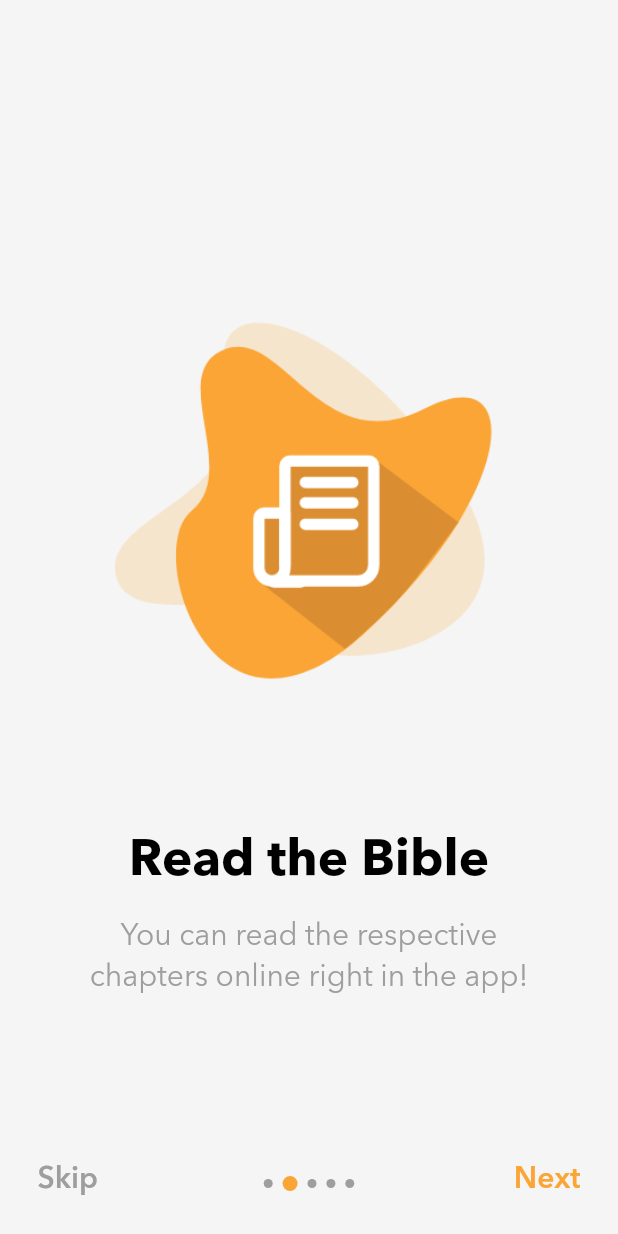
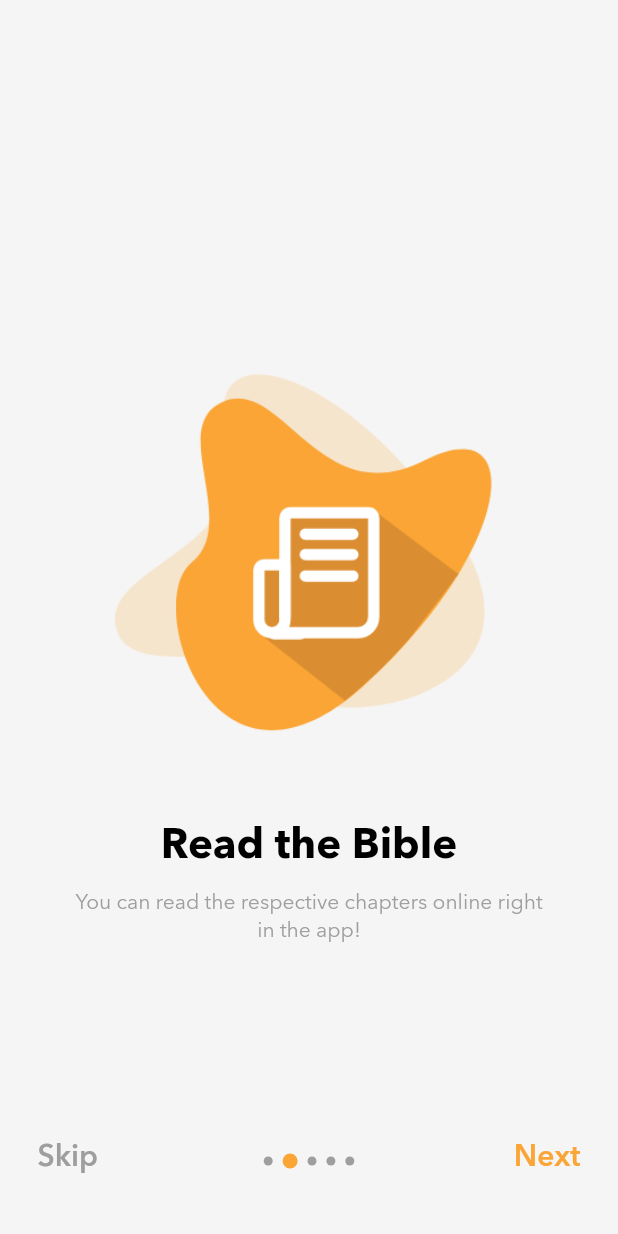
Before and after one commit to Mannydefreitas7/BibleRead, a Flutter app: the screen it shows after launch, swiped to page 2, on a phone screen of 412 x 824 dp. Run offline on Flutter 3.47's test engine with Material 2 defaults, Android fonts, the phone set to English and light mode, and no system bars; our stand-ins replace connectivity, flutter_html, flutter_local_notifications, flutter_slidable, flutter_spinkit, just_audio and 12 more; missing offline and left inert: auto_direction, better_uuid, extended_text, flutter_app_badger, flutter_device_locale, flutter_sfsymbols and 2 more; accounts and stored records are empty.

Commit message:
last updates to 5.0.1

```diff
--- a/assets/lang/ru.json
+++ b/assets/lang/ru.json
@@ -23,7 +23,7 @@
     "plan_12": "Письма апостолов и учеников Христа",
     "support": "Почта",
     "review_us_on_app_store": "Об авторе в Магазине приложений",
-    "start_reading_over": "Чтение заново",
+    "start_reading_over": "Начать чтение заново",
     "welcome": "Добро пожаловать!",
     "listen": "Слушать",
     "save_bookmark": "Сохранить закладку",
--- a/lib/components/CompletedCard.dart
+++ b/lib/components/CompletedCard.dart
@@ -9,7 +9,6 @@ import 'package:screenshot/screenshot.dart';
 class CompletedCard extends StatelessWidget {
   CompletedCard({Key key}) : super(key: key);
 
-  //Create an instance of ScreenshotController
   final ScreenshotController screenshotController = ScreenshotController();
   @override
   Widget build(BuildContext context) {
@@ -56,6 +55,7 @@ class CompletedCard extends StatelessWidget {
                           child: Column(
                             children: <Widget>[
                               Text(AppLocalizations.of(context).translate('congratulations'),
+                               textAlign: TextAlign.center,
                               style: TextStyle(
                                 fontSize: 24,
                                 color: Theme.of(context).textTheme.headline6.color,
@@ -64,6 +64,7 @@ class CompletedCard extends StatelessWidget {
                       ),
                       SizedBox(height: 10),
                           Text(AppLocalizations.of(context).translate('completed_reading_plan_text'),
+                           textAlign: TextAlign.center,
                           style: TextStyle(
                             fontSize: 16,
                             color: Theme.of(context).textTheme.caption.color,
--- a/lib/components/InformationCard.dart
+++ b/lib/components/InformationCard.dart
@@ -21,7 +21,9 @@ class InformationCard extends StatelessWidget {
             leading: Icon(Icons.info_outline, color: Theme.of(context).textTheme.headline6.color, size: 35,),
             title: new Text(
               AppLocalizations.of(context).translate('information'),
+             overflow: TextOverflow.ellipsis,
               style: TextStyle(
+
                 fontWeight: FontWeight.w700,
                 fontSize: 24,
                 color: Theme.of(context).textTheme.headline6.color,
@@ -82,6 +84,7 @@ class InformationCard extends StatelessWidget {
                 onPressed: () => LaunchReview.launch(iOSAppId: '1472187500', androidAppId: 'com.wolinweb.BibleRead', writeReview: true),
                 child: new Text(
                    AppLocalizations.of(context).translate('review_us_on_app_store'),
+                   textAlign: TextAlign.center,
                   style: TextStyle(
                     fontSize: 20,
                     color: Theme.of(context).accentColor,
--- a/lib/helpers/LocalDataBase.dart
+++ b/lib/helpers/LocalDataBase.dart
@@ -334,7 +334,7 @@ Future<void> setLanguagesName() async {
       dataLanguages.forEach((dataLanguage) {
           if (_language.keys.first == dataLanguage.locale) {
               String dataLocale = dataLanguage.locale;
-               String name = _language['${dataLanguage.locale}']['lang']['name'];
+               String name = _language['$dataLocale']['lang']['name'];
               db.rawUpdate("UPDATE languages SET name = '$name' WHERE locale = '$dataLocale'");
           }
        });
--- a/lib/main.dart
+++ b/lib/main.dart
@@ -139,6 +139,7 @@ Future<bool> get firstLaunch => FirstLaunch().isNotFirstLaunch();
     if (isFirstLaunch == null) {
           await DatabaseHelper().setupDatabase();
           await FirstLaunch().setDefaults();
+          await DatabaseHelper().setLanguagesName();
     }
   }
 
--- a/lib/ui_view/slider_layout_view.dart
+++ b/lib/ui_view/slider_layout_view.dart
@@ -1,5 +1,6 @@
 
 
+import 'package:BibleRead/helpers/app_localizations.dart';
 import 'package:flutter/cupertino.dart';
 import 'package:flutter/material.dart';
 import '../classes/on_boarding_ui.dart';
@@ -74,11 +75,12 @@ class _SliderLayoutViewState extends State<SliderLayoutView> {
                           }
                         },
                         child: Padding(
-                          padding: EdgeInsets.only(right: 15.0, bottom: 15.0),
+                          padding: EdgeInsets.only(right: 15.0, bottom: 30.0),
                           child: Text(
                             _currentPage + 1 == slides.length
-                                ? Constants.FINISH
-                                : Constants.NEXT,
+                                ? AppLocalizations.of(context).translate("done")
+                                : AppLocalizations.of(context).translate("next"),
+                                overflow: TextOverflow.ellipsis,
                             style: TextStyle(
                               color: Theme.of(context).accentColor,
                               fontFamily: 'Avenir Next',
@@ -95,9 +97,10 @@ class _SliderLayoutViewState extends State<SliderLayoutView> {
                           Configs.getInstance().onFinish();
                         },
                         child: Padding(
-                          padding: EdgeInsets.only(left: 15.0, bottom: 15.0),
+                          padding: EdgeInsets.only(left: 15.0, bottom: 30.0),
                           child: _currentPage != 0 ? Text(
-                            Constants.SKIP,
+                            AppLocalizations.of(context).translate("skip"),
+                            overflow: TextOverflow.ellipsis,
                             style: TextStyle(
                               color: Theme.of(context).textTheme.caption.color,
                               fontFamily: 'Avenir Next',
@@ -109,7 +112,7 @@ class _SliderLayoutViewState extends State<SliderLayoutView> {
                       )),
                   Container(
                     alignment: AlignmentDirectional.bottomCenter,
-                    margin: EdgeInsets.only(bottom: 20.0),
+                    margin: EdgeInsets.only(bottom: 35.0),
                     child: Row(
                       mainAxisAlignment: MainAxisAlignment.center,
                       children: <Widget>[
--- a/lib/widgets/slide_items/slide_item.dart
+++ b/lib/widgets/slide_items/slide_item.dart
@@ -25,7 +25,7 @@ class SlideItem extends StatelessWidget {
                   image: AssetImage(slides[index].sliderImageUrl))),
         ),
         SizedBox(
-          height: 60.0,
+          height: 20.0,
         ),
         Text(
           slides[index].sliderHeading,
@@ -35,11 +35,11 @@ class SlideItem extends StatelessWidget {
              color: Theme.of(context).textTheme.headline6.color,
             fontFamily: 'Avenir Next',
             fontWeight: FontWeight.w700,
-            fontSize: 34,
+            fontSize: 28,
           ),
         ),
         SizedBox(
-          height: 15.0,
+          height: 10.0,
         ),
         Center(
           child: Padding(
@@ -49,7 +49,7 @@ class SlideItem extends StatelessWidget {
               style: TextStyle(
                 color: Theme.of(context).textTheme.caption.color,
                 fontFamily: 'Avenir Next',
-                fontSize: 20,
+                fontSize: 14,
               ),
               textAlign: TextAlign.center,
             ),
--- a/pubspec.yaml
+++ b/pubspec.yaml
@@ -1,6 +1,6 @@
 name: BibleRead
 description: Bible Reading Tracking App
-version: 5.0.0+1
+version: 5.0.1+2
 environment:
     sdk: '>=2.3.0 <3.0.0'
 dependencies:
```
Also changed, not shown: lib/classes/datepicker/widget/date_picker_title_widget.dart (+11 -5 lines), lib/components/ReminderCard.dart (+10 -4 lines), lib/pages/TodayPage.dart (+19 -16 lines), 4 other files.
